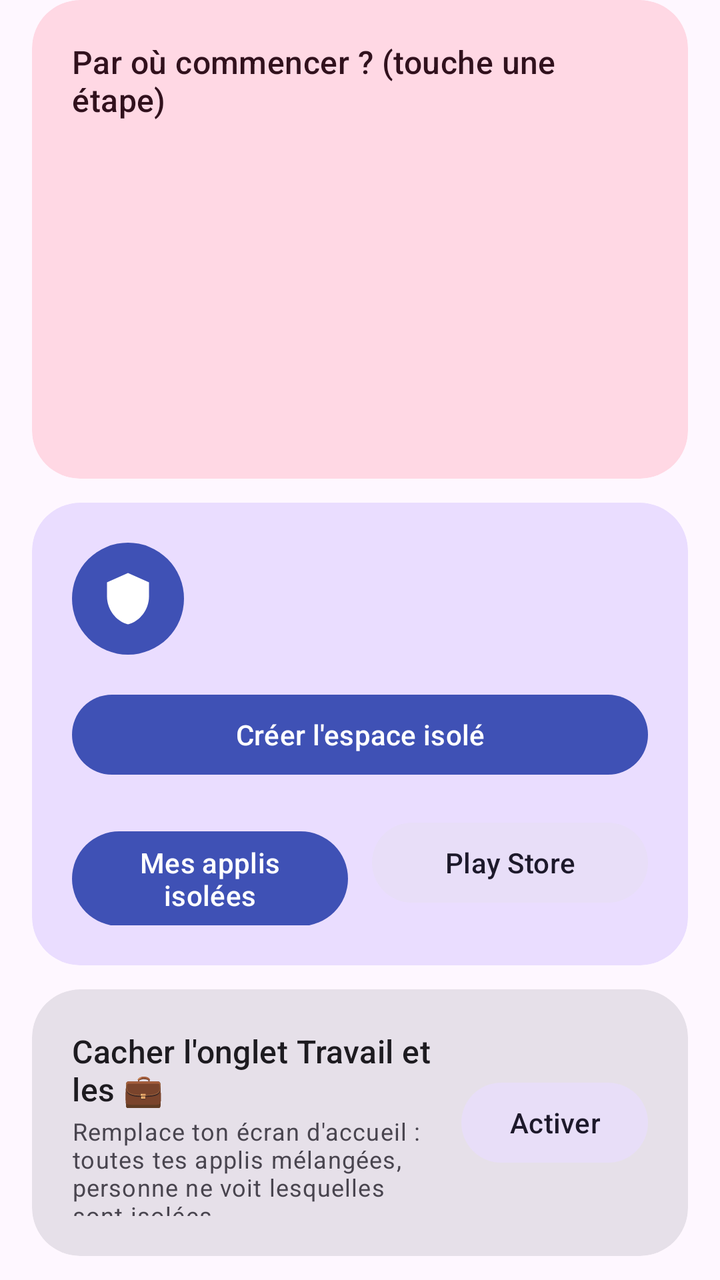
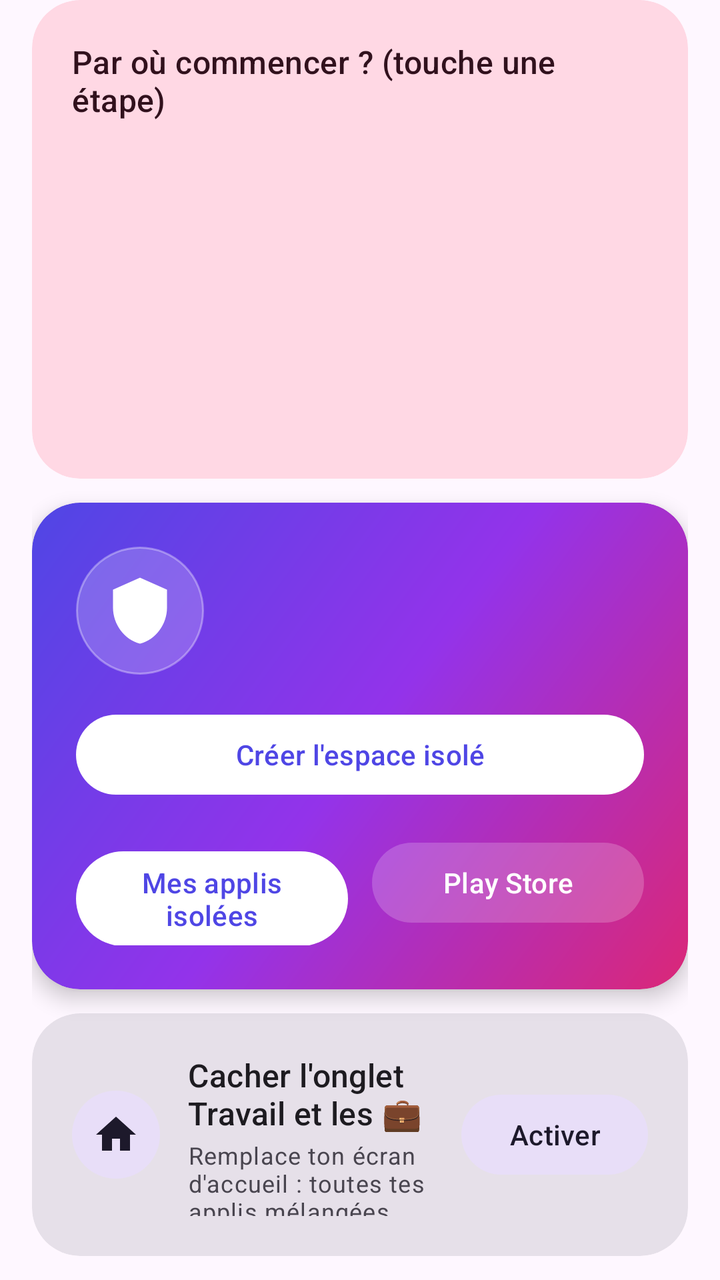

The first picture is an Android layout as it rendered before a commit; the second is the same layout after the commit. The layout source and the unified diff follow.
<!-- AndroidManifest.xml: application theme Theme.Isolateur -->
<!-- res/layout/header_main.xml -->
<?xml version="1.0" encoding="utf-8"?>
<LinearLayout xmlns:android="http://schemas.android.com/apk/res/android"
    xmlns:app="http://schemas.android.com/apk/res-auto"
    android:layout_width="match_parent"
    android:layout_height="wrap_content"
    android:orientation="vertical"
    android:paddingHorizontal="16dp">

    
    <com.google.android.material.card.MaterialCardView
        android:id="@+id/cardSteps"
        android:layout_width="match_parent"
        android:layout_height="wrap_content"
        android:layout_marginBottom="12dp"
        app:cardBackgroundColor="?attr/colorTertiaryContainer">

        <LinearLayout
            android:layout_width="match_parent"
            android:layout_height="wrap_content"
            android:orientation="vertical">

            <TextView
                android:layout_width="wrap_content"
                android:layout_height="wrap_content"
                android:layout_marginBottom="8dp"
                android:text="Par où commencer ? (touche une étape)"
                android:textAppearance="?attr/textAppearanceTitleMedium"
                android:textColor="?attr/colorOnTertiaryContainer" />

            <TextView android:id="@+id/step1" style="@style/StepRow" />
            <TextView android:id="@+id/step2" style="@style/StepRow" />
            <TextView android:id="@+id/step3" style="@style/StepRow" />
            <TextView android:id="@+id/step4" style="@style/StepRow" />
        </LinearLayout>
    </com.google.android.material.card.MaterialCardView>

    
    <com.google.android.material.card.MaterialCardView
        android:id="@+id/cardHero"
        android:layout_width="match_parent"
        android:layout_height="wrap_content"
        android:layout_marginBottom="12dp"
        app:cardBackgroundColor="?attr/colorPrimaryContainer">

        <LinearLayout
            android:layout_width="match_parent"
            android:layout_height="wrap_content"
            android:orientation="vertical">

            <LinearLayout
                android:layout_width="match_parent"
                android:layout_height="wrap_content"
                android:gravity="center_vertical"
                android:orientation="horizontal">

                <ImageView
                    android:layout_width="56dp"
                    android:layout_height="56dp"
                    android:background="@drawable/bg_circle"
                    android:importantForAccessibility="no"
                    android:padding="14dp"
                    android:src="@drawable/ic_notif"
                    app:tint="?attr/colorOnPrimary" />

                <LinearLayout
                    android:layout_width="0dp"
                    android:layout_height="wrap_content"
                    android:layout_marginStart="16dp"
                    android:layout_weight="1"
                    android:orientation="vertical">

                    <TextView
                        android:id="@+id/heroTitle"
                        android:layout_width="wrap_content"
                        android:layout_height="wrap_content"
                        android:textAppearance="?attr/textAppearanceTitleLarge"
                        android:textColor="?attr/colorOnPrimaryContainer" />

                    <TextView
                        android:id="@+id/heroSub"
                        android:layout_width="wrap_content"
                        android:layout_height="wrap_content"
                        android:layout_marginTop="2dp"
                        android:textAppearance="?attr/textAppearanceBodyMedium"
                        android:textColor="?attr/colorOnPrimaryContainer" />
                </LinearLayout>
            </LinearLayout>

            <com.google.android.material.button.MaterialButton
                android:id="@+id/btnCreate"
                android:layout_width="match_parent"
                android:layout_height="wrap_content"
                android:layout_marginTop="16dp"
                android:text="@string/create_space" />

            <LinearLayout
                android:id="@+id/rowButtons"
                android:layout_width="match_parent"
                android:layout_height="wrap_content"
                android:layout_marginTop="16dp"
                android:orientation="horizontal">

                <com.google.android.material.button.MaterialButton
                    android:id="@+id/btnManage"
                    android:layout_width="0dp"
                    android:layout_height="wrap_content"
                    android:layout_marginEnd="6dp"
                    android:layout_weight="1"
                    android:text="Mes applis isolées" />

                <com.google.android.material.button.MaterialButton
                    android:id="@+id/btnStore"
                    style="@style/Widget.Material3.Button.TonalButton"
                    android:layout_width="0dp"
                    android:layout_height="wrap_content"
                    android:layout_marginStart="6dp"
                    android:layout_weight="1"
                    android:text="Play Store" />
            </LinearLayout>
        </LinearLayout>
    </com.google.android.material.card.MaterialCardView>

    <LinearLayout
        android:id="@+id/options"
        android:layout_width="match_parent"
        android:layout_height="wrap_content"
        android:orientation="vertical">

        
        <com.google.android.material.card.MaterialCardView
            android:id="@+id/cardHome"
            android:layout_width="match_parent"
            android:layout_height="wrap_content"
            android:layout_marginBottom="12dp">

            <LinearLayout
                android:layout_width="match_parent"
                android:layout_height="wrap_content"
                android:gravity="center_vertical"
                android:orientation="horizontal">

                <LinearLayout
                    android:layout_width="0dp"
                    android:layout_height="wrap_content"
                    android:layout_weight="1"
                    android:orientation="vertical">

                    <TextView
                        android:layout_width="wrap_content"
                        android:layout_height="wrap_content"
                        android:text="Cacher l'onglet Travail et les 💼"
                        android:textAppearance="?attr/textAppearanceTitleMedium" />

                    <TextView
                        android:id="@+id/homeSub"
                        android:layout_width="wrap_content"
                        android:layout_height="wrap_content"
                        android:layout_marginTop="2dp"
                        android:text="Remplace ton écran d'accueil : toutes tes applis mélangées, personne ne voit lesquelles sont isolées."
                        android:textAppearance="?attr/textAppearanceBodySmall" />
                </LinearLayout>

                <com.google.android.material.button.MaterialButton
                    android:id="@+id/btnHome"
                    style="@style/Widget.Material3.Button.TonalButton"
                    android:layout_width="wrap_content"
                    android:layout_height="wrap_content"
                    android:layout_marginStart="12dp"
                    android:text="Activer" />
            </LinearLayout>
        </com.google.android.material.card.MaterialCardView>

        
        <com.google.android.material.card.MaterialCardView
            android:layout_width="match_parent"
            android:layout_height="wrap_content"
            android:layout_marginBottom="12dp">

            <LinearLayout
                android:layout_width="match_parent"
                android:layout_height="wrap_content"
                android:orientation="vertical">

                <TextView
                    android:layout_width="wrap_content"
                    android:layout_height="wrap_content"
                    android:layout_marginBottom="4dp"
                    android:text="Automatisation"
                    android:textAppearance="?attr/textAppearanceTitleMedium" />

                <com.google.android.material.materialswitch.MaterialSwitch
                    android:id="@+id/swAuto"
                    android:layout_width="match_parent"
                    android:layout_height="wrap_content"
                    android:minHeight="56dp"
                    android:text="Chaque appli que j'installe va toute seule dans l'espace isolé"
                    android:textAppearance="?attr/textAppearanceBodyMedium" />

                <com.google.android.material.materialswitch.MaterialSwitch
                    android:id="@+id/swDefault"
                    android:layout_width="match_parent"
                    android:layout_height="wrap_content"
                    android:minHeight="56dp"
                    android:text="Le Play Store installe tout directement dans l'espace isolé"
                    android:textAppearance="?attr/textAppearanceBodyMedium" />
            </LinearLayout>
        </com.google.android.material.card.MaterialCardView>

        
        <com.google.android.material.card.MaterialCardView
            android:layout_width="match_parent"
            android:layout_height="wrap_content"
            android:layout_marginBottom="20dp">

            <LinearLayout
                android:layout_width="match_parent"
                android:layout_height="wrap_content"
                android:gravity="center_vertical"
                android:orientation="horizontal">

                <View
                    android:id="@+id/shizukuDot"
                    android:layout_width="12dp"
                    android:layout_height="12dp"
                    android:background="@drawable/bg_circle" />

                <LinearLayout
                    android:layout_width="0dp"
                    android:layout_height="wrap_content"
                    android:layout_marginStart="14dp"
                    android:layout_weight="1"
                    android:orientation="vertical">

                    <TextView
                        android:layout_width="wrap_content"
                        android:layout_height="wrap_content"
                        android:text="Super-pouvoirs (Shizuku)"
                        android:textAppearance="?attr/textAppearanceTitleMedium" />

                    <TextView
                        android:id="@+id/shizukuStatus"
                        android:layout_width="wrap_content"
                        android:layout_height="wrap_content"
                        android:layout_marginTop="2dp"
                        android:textAppearance="?attr/textAppearanceBodySmall" />
                </LinearLayout>

                <com.google.android.material.button.MaterialButton
                    android:id="@+id/btnShizuku"
                    style="@style/Widget.Material3.Button.TonalButton"
                    android:layout_width="wrap_content"
                    android:layout_height="wrap_content"
                    android:layout_marginStart="12dp" />
            </LinearLayout>
        </com.google.android.material.card.MaterialCardView>

        <LinearLayout
            android:layout_width="match_parent"
            android:layout_height="wrap_content"
            android:gravity="center_vertical"
            android:orientation="horizontal"
            android:paddingBottom="8dp">

            <TextView
                android:layout_width="0dp"
                android:layout_height="wrap_content"
                android:layout_weight="1"
                android:text="Mes applis (téléphone normal)"
                android:textAppearance="?attr/textAppearanceTitleLarge" />

            <com.google.android.material.chip.ChipGroup
                android:layout_width="wrap_content"
                android:layout_height="wrap_content">

                <com.google.android.material.chip.Chip
                    android:id="@+id/chipSystem"
                    style="@style/Widget.Material3.Chip.Filter"
                    android:layout_width="wrap_content"
                    android:layout_height="wrap_content"
                    android:text="Système" />

                <com.google.android.material.chip.Chip
                    android:id="@+id/chipRemoved"
                    style="@style/Widget.Material3.Chip.Filter"
                    android:layout_width="wrap_content"
                    android:layout_height="wrap_content"
                    android:text="Supprimées" />
            </com.google.android.material.chip.ChipGroup>
        </LinearLayout>
    </LinearLayout>
</LinearLayout>
<!-- resources referenced by this layout -->
<resources>
  <!-- drawable bg_circle (drawable) -->
  <shape xmlns:android="http://schemas.android.com/apk/res/android" android:shape="oval">
      <solid android:color="?attr/colorPrimary" />
  </shape>
  <!-- drawable ic_notif (drawable) -->
  <vector xmlns:android="http://schemas.android.com/apk/res/android"
      android:width="24dp" android:height="24dp"
      android:viewportWidth="24" android:viewportHeight="24">
      <path android:fillColor="#FFFFFF"
          android:pathData="M12,1L3,5v6c0,5.55 3.84,10.74 9,12 5.16,-1.26 9,-6.45 9,-12V5l-9,-4z"/>
  </vector>
  <string name="create_space">Créer l\'espace isolé</string>
  <style name="StepRow">
          <item name="android:layout_width">match_parent</item>
          <item name="android:layout_height">wrap_content</item>
          <item name="android:paddingVertical">8dp</item>
          <item name="android:background">?attr/selectableItemBackground</item>
          <item name="android:textAppearance">?attr/textAppearanceBodyLarge</item>
          <item name="android:textColor">?attr/colorOnTertiaryContainer</item>
      </style>
  <style name="Theme.Isolateur" parent="Theme.Material3.DayNight.NoActionBar">
          <item name="colorPrimary">#3F51B5</item>
          <item name="android:statusBarColor">@android:color/transparent</item>
          <item name="materialCardViewStyle">@style/Widget.Isolateur.Card</item>
      </style>
  <style name="Widget.Isolateur.Card" parent="Widget.Material3.CardView.Filled">
          <item name="cardCornerRadius">24dp</item>
          <item name="contentPadding">20dp</item>
      </style>
</resources>

<!-- the commit's change to res/layout/header_main.xml (unified diff, before → after) -->
@@ -40,12 +40,16 @@
         android:layout_width="match_parent"
         android:layout_height="wrap_content"
         android:layout_marginBottom="12dp"
-        app:cardBackgroundColor="?attr/colorPrimaryContainer">
+        app:cardBackgroundColor="@android:color/transparent"
+        app:cardElevation="6dp"
+        app:contentPadding="0dp">
 
         <LinearLayout
             android:layout_width="match_parent"
             android:layout_height="wrap_content"
-            android:orientation="vertical">
+            android:background="@drawable/bg_hero"
+            android:orientation="vertical"
+            android:padding="22dp">
 
             <LinearLayout
                 android:layout_width="match_parent"
@@ -54,13 +58,13 @@
                 android:orientation="horizontal">
 
                 <ImageView
-                    android:layout_width="56dp"
-                    android:layout_height="56dp"
-                    android:background="@drawable/bg_circle"
+                    android:layout_width="64dp"
+                    android:layout_height="64dp"
+                    android:background="@drawable/bg_glass"
                     android:importantForAccessibility="no"
                     android:padding="14dp"
                     android:src="@drawable/ic_notif"
-                    app:tint="?attr/colorOnPrimary" />
+                    app:tint="#FFFFFF" />
 
                 <LinearLayout
                     android:layout_width="0dp"
@@ -74,7 +78,7 @@
                         android:layout_width="wrap_content"
                         android:layout_height="wrap_content"
                         android:textAppearance="?attr/textAppearanceTitleLarge"
-                        android:textColor="?attr/colorOnPrimaryContainer" />
+                        android:textColor="#FFFFFF" />
 
                     <TextView
                         android:id="@+id/heroSub"
@@ -82,12 +86,14 @@
                         android:layout_height="wrap_content"
                         android:layout_marginTop="2dp"
                         android:textAppearance="?attr/textAppearanceBodyMedium"
-                        android:textColor="?attr/colorOnPrimaryContainer" />
+                        android:textColor="#FFFFFF" />
                 </LinearLayout>
             </LinearLayout>
 
             <com.google.android.material.button.MaterialButton
                 android:id="@+id/btnCreate"
+                    android:textColor="#4F46E5"
+                    app:backgroundTint="#FFFFFF"
                 android:layout_width="match_parent"
                 android:layout_height="wrap_content"
                 android:layout_marginTop="16dp"
@@ -102,6 +108,8 @@
 
                 <com.google.android.material.button.MaterialButton
                     android:id="@+id/btnManage"
+                    android:textColor="#4F46E5"
+                    app:backgroundTint="#FFFFFF"
                     android:layout_width="0dp"
                     android:layout_height="wrap_content"
                     android:layout_marginEnd="6dp"
@@ -110,6 +118,8 @@
 
                 <com.google.android.material.button.MaterialButton
                     android:id="@+id/btnStore"
+                    android:textColor="#FFFFFF"
+                    app:backgroundTint="#33FFFFFF"
                     style="@style/Widget.Material3.Button.TonalButton"
                     android:layout_width="0dp"
                     android:layout_height="wrap_content"
@@ -139,6 +149,16 @@
                 android:gravity="center_vertical"
                 android:orientation="horizontal">
 
+                <ImageView
+                    android:layout_width="44dp"
+                    android:layout_height="44dp"
+                    android:layout_marginEnd="14dp"
+                    android:background="@drawable/bg_icon"
+                    android:importantForAccessibility="no"
+                    android:padding="10dp"
+                    android:src="@drawable/ic_home"
+                    app:tint="?attr/colorOnSecondaryContainer" />
+
                 <LinearLayout
                     android:layout_width="0dp"
                     android:layout_height="wrap_content"
<!-- resource entries referenced after the edit -->
@@ -4,6 +4,24 @@
   <shape xmlns:android="http://schemas.android.com/apk/res/android" android:shape="oval">
       <solid android:color="?attr/colorPrimary" />
   </shape>
+  <!-- drawable bg_glass (drawable) -->
+  <shape xmlns:android="http://schemas.android.com/apk/res/android" android:shape="oval">
+      <solid android:color="#33FFFFFF" />
+      <stroke android:width="1dp" android:color="#55FFFFFF" />
+  </shape>
+  <!-- drawable bg_hero (drawable) -->
+  <shape xmlns:android="http://schemas.android.com/apk/res/android">
+      <gradient android:angle="315" android:startColor="#4F46E5" android:centerColor="#9333EA" android:endColor="#DB2777" />
+      <corners android:radius="24dp" />
+  </shape>
+  <!-- drawable bg_icon (drawable) -->
+  <shape xmlns:android="http://schemas.android.com/apk/res/android" android:shape="oval">
+      <solid android:color="?attr/colorSecondaryContainer" />
+  </shape>
+  <!-- drawable ic_home (drawable) -->
+  <vector xmlns:android="http://schemas.android.com/apk/res/android" android:width="24dp" android:height="24dp" android:viewportWidth="24" android:viewportHeight="24">
+      <path android:fillColor="#FFFFFF" android:pathData="M10,20v-6h4v6h5v-8h3L12,3 2,12h3v8z"/>
+  </vector>
   <!-- drawable ic_notif (drawable) -->
   <vector xmlns:android="http://schemas.android.com/apk/res/android"
       android:width="24dp" android:height="24dp"
